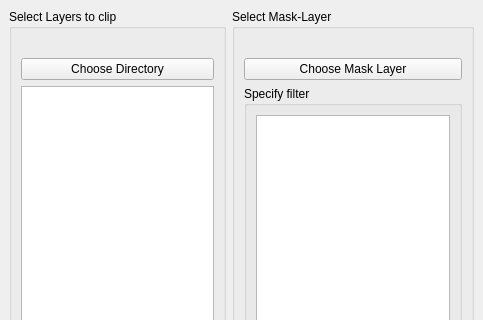
Before: the Qt Designer form gis_clip/UI/main.ui in gummibumm/gis_clip, drawn with Qt 5; both pictures show x 0 to 483 and y 0 to 320 of the 483 by 712 pixel window.
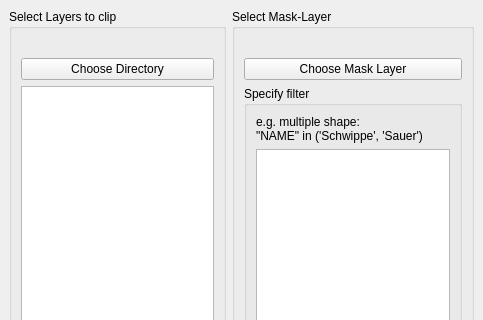
After: the same form once the commit is applied.

Commit message: adding filter string and processing

Patch:
```diff
--- a/gis_clip/UI/main.ui
+++ b/gis_clip/UI/main.ui
@@ -86,7 +86,14 @@
                </property>
                <layout class="QVBoxLayout" name="verticalLayout_4">
                 <item>
-                 <widget class="QPlainTextEdit" name="plainTextEdit"/>
+                 <widget class="QLabel" name="label">
+                  <property name="text">
+                   <string>&lt;html&gt;&lt;head/&gt;&lt;body&gt;&lt;p&gt;e.g. multiple shape: &lt;br/&gt;&amp;quot;NAME&amp;quot; in ('Schwippe', 'Sauer')&lt;/p&gt;&lt;/body&gt;&lt;/html&gt;</string>
+                  </property>
+                 </widget>
+                </item>
+                <item>
+                 <widget class="QPlainTextEdit" name="filter_textEdit"/>
                 </item>
                </layout>
               </widget>
```
Left out of the diff: 5 changed lines with no effect on the pictures. The commit also changes 5 other files.
